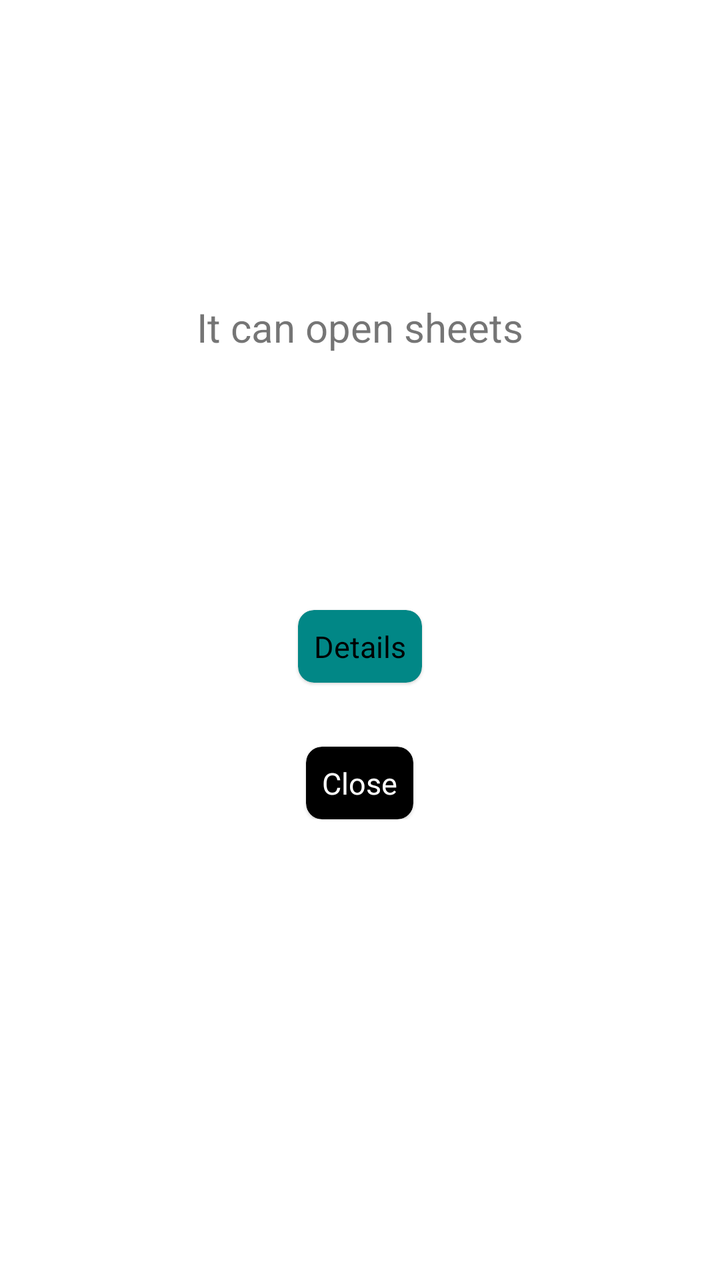
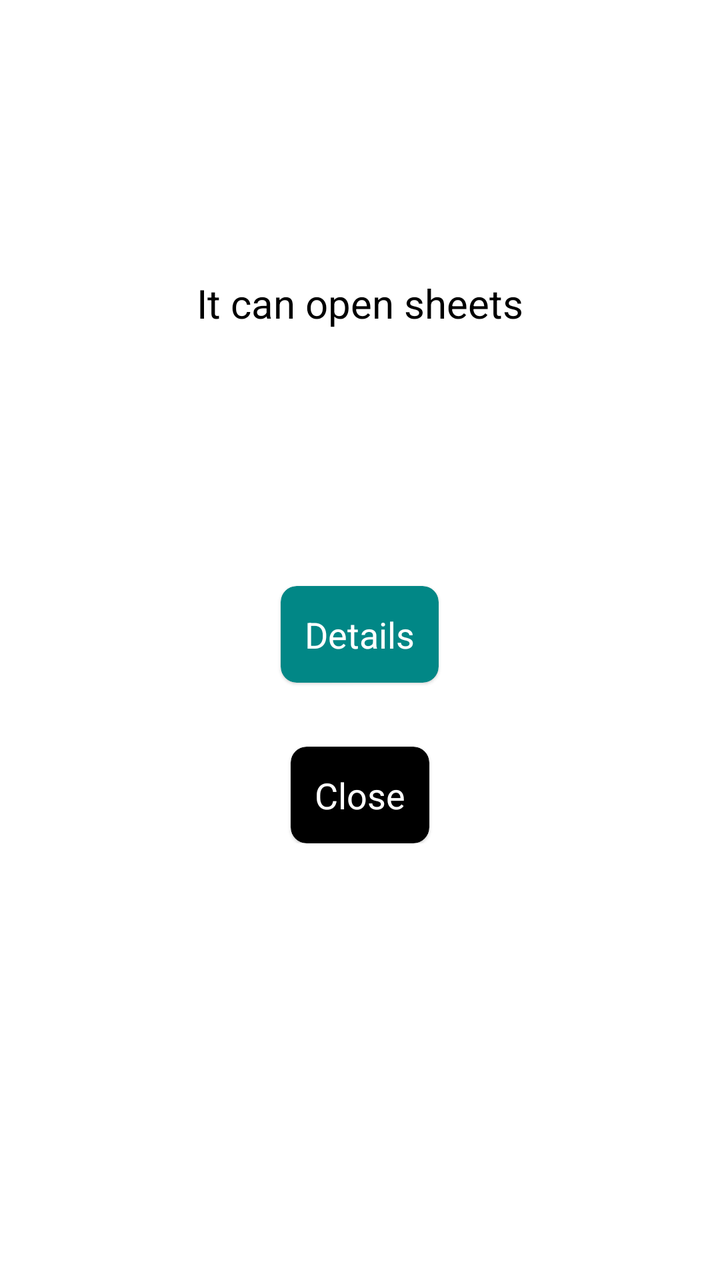

Screens rendered from an Android XML layout before and after an edit, with the pre-edit source and the edit as a unified diff.
<!-- AndroidManifest.xml: application theme Theme.NavBitDemo -->
<!-- res/layout/screen_info.xml -->
<?xml version="1.0" encoding="utf-8"?>
<FrameLayout
    xmlns:android="http://schemas.android.com/apk/res/android"
    xmlns:app="http://schemas.android.com/apk/res-auto"

    android:layout_width="match_parent"
    android:layout_height="match_parent"
    android:background="@color/app_background">

    <LinearLayout
        android:layout_width="wrap_content"
        android:layout_height="wrap_content"
        android:layout_gravity="center"
        android:paddingBottom="96dp"
        android:orientation="vertical">

        <TextView
            android:layout_width="wrap_content"
            android:layout_height="wrap_content"
            android:text="It can open sheets"
            android:paddingTop="16dp"
            android:paddingBottom="96dp"
            android:textSize="20sp"/>

        <com.google.android.material.card.MaterialCardView
            android:id="@+id/details_button"
            android:layout_width="wrap_content"
            android:layout_height="wrap_content"
            android:layout_gravity="center"
            android:layout_margin="32dp"
            app:cardBackgroundColor="@color/teal_700"
            app:cardCornerRadius="8dp">

            <TextView
                android:layout_width="wrap_content"
                android:layout_height="wrap_content"
                android:text="Details"
                android:textSize="15sp"
                android:textColor="@color/black"
                android:layout_margin="8dp"
                android:layout_gravity="center"/>
        </com.google.android.material.card.MaterialCardView>

            <com.google.android.material.card.MaterialCardView
                android:id="@+id/done_button"
                android:layout_width="wrap_content"
                android:layout_height="wrap_content"
                android:layout_gravity="center"
                app:cardBackgroundColor="@color/black"
                app:cardCornerRadius="8dp">
                <TextView
                    android:layout_width="wrap_content"
                    android:layout_height="wrap_content"
                    android:text="Close"
                    android:textSize="15sp"
                    android:textColor="@color/white"
                    android:layout_margin="8dp"
                    android:layout_gravity="center"/>
            </com.google.android.material.card.MaterialCardView>
    </LinearLayout>
</FrameLayout>
<!-- resources referenced by this layout -->
<resources>
  <color name="app_background">#FFFFFF</color>
  <color name="black">#FF000000</color>
  <color name="teal_700">#FF018786</color>
  <color name="white">#FFFFFFFF</color>
  <style name="Theme.NavBitDemo" parent="Theme.MaterialComponents.DayNight.NoActionBar">
          
          <item name="colorPrimary">@android:color/transparent</item>
          <item name="colorPrimaryVariant">@android:color/transparent</item>
          <item name="colorOnPrimary">@color/white</item>
          
          <item name="colorSecondary">@color/teal_200</item>
          <item name="colorSecondaryVariant">@color/teal_700</item>
          <item name="colorOnSecondary">@color/black</item>
          
          <item name="android:statusBarColor">?attr/colorPrimaryVariant</item>
          
          <item name="android:windowTranslucentNavigation">true</item>
      </style>
  <color name="teal_200">#FF03DAC5</color>
</resources>

<!-- the commit's change to res/layout/screen_info.xml (unified diff, before → after) -->
@@ -18,6 +18,7 @@
             android:layout_width="wrap_content"
             android:layout_height="wrap_content"
             android:text="It can open sheets"
+            android:textColor="@color/black"
             android:paddingTop="16dp"
             android:paddingBottom="96dp"
             android:textSize="20sp"/>
@@ -35,9 +36,9 @@
                 android:layout_width="wrap_content"
                 android:layout_height="wrap_content"
                 android:text="Details"
-                android:textSize="15sp"
-                android:textColor="@color/black"
-                android:layout_margin="8dp"
+                android:textSize="18sp"
+                android:textColor="@color/white"
+                android:layout_margin="12dp"
                 android:layout_gravity="center"/>
         </com.google.android.material.card.MaterialCardView>
 
@@ -52,9 +53,9 @@
                     android:layout_width="wrap_content"
                     android:layout_height="wrap_content"
                     android:text="Close"
-                    android:textSize="15sp"
+                    android:textSize="18sp"
                     android:textColor="@color/white"
-                    android:layout_margin="8dp"
+                    android:layout_margin="12dp"
                     android:layout_gravity="center"/>
             </com.google.android.material.card.MaterialCardView>
     </LinearLayout>
<!-- resource entries referenced after the edit -->
@@ -5,17 +5,13 @@
   <color name="teal_700">#FF018786</color>
   <color name="white">#FFFFFFFF</color>
   <style name="Theme.NavBitDemo" parent="Theme.MaterialComponents.DayNight.NoActionBar">
-          
           <item name="colorPrimary">@android:color/transparent</item>
           <item name="colorPrimaryVariant">@android:color/transparent</item>
           <item name="colorOnPrimary">@color/white</item>
-          
           <item name="colorSecondary">@color/teal_200</item>
           <item name="colorSecondaryVariant">@color/teal_700</item>
           <item name="colorOnSecondary">@color/black</item>
-          
           <item name="android:statusBarColor">?attr/colorPrimaryVariant</item>
-          
           <item name="android:windowTranslucentNavigation">true</item>
       </style>
   <color name="teal_200">#FF03DAC5</color>
